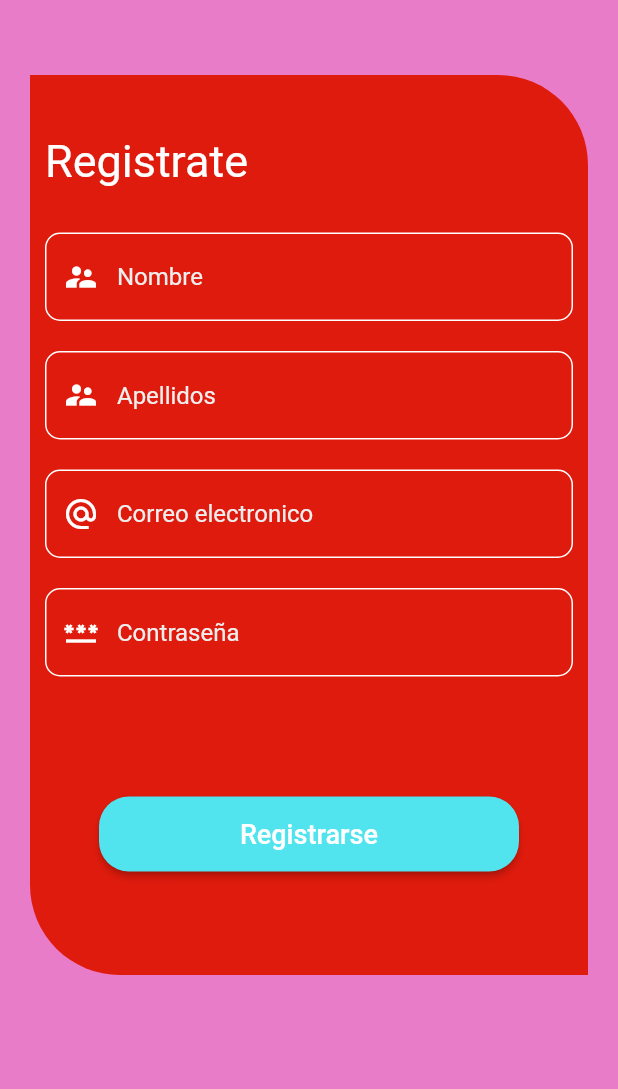
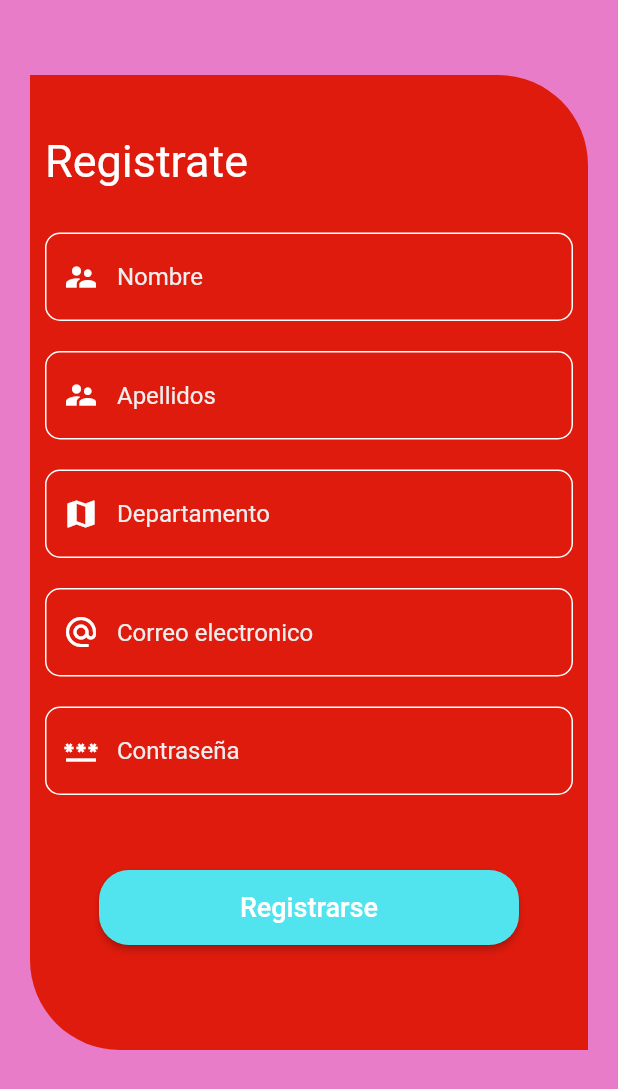
Before and after one commit to csullcap/Alerta-Mujer, a Flutter app: the Register screen opened by its route, on a phone screen of 412 x 824 dp. Shown: the top 1089 px of the screen. Run offline on Flutter 3.47's test engine with Material 2 defaults, Android fonts, the phone set to English and light mode, and no system bars.

Commit message:
deaprtamento pull

```diff
--- a/lib/pages/register.dart
+++ b/lib/pages/register.dart
@@ -15,7 +15,7 @@ class Register extends StatelessWidget {
                     ),
                     Container(
                       width: double.infinity,
-                      height: 600,
+                      height: 650,
                       decoration: BoxDecoration(
                           color: Color.fromARGB(255, 223, 27, 13),
                           borderRadius: BorderRadius.only(
@@ -106,6 +106,37 @@ class Register extends StatelessWidget {
                               TextField(
                                 style: TextStyle(color: Colors.white),
                                 decoration: InputDecoration(
+                                    hintText: "Departamento",
+                                    hintStyle: TextStyle(
+                                        color:
+                                            Color.fromARGB(255, 238, 238, 238)),
+                                    prefixIcon: Icon(
+                                      Icons.map,
+                                      color: Colors.white,
+                                    ),
+                                    enabledBorder: OutlineInputBorder(
+                                      borderSide: BorderSide(
+                                          color: Colors.white, width: 1),
+                                      borderRadius: BorderRadius.circular(10.0),
+                                    ),
+                                    border: OutlineInputBorder(
+                                        borderSide:
+                                            BorderSide(color: Colors.white),
+                                        borderRadius:
+                                            BorderRadius.circular(10.0)),
+                                    focusedBorder: new OutlineInputBorder(
+                                      borderRadius:
+                                          new BorderRadius.circular(10.0),
+                                      borderSide:
+                                          BorderSide(color: Colors.white),
+                                    )),
+                              ),
+                              SizedBox(
+                                height: 20,
+                              ),
+                              TextField(
+                                style: TextStyle(color: Colors.white),
+                                decoration: InputDecoration(
                                     hintText: "Correo electronico",
                                     hintStyle: TextStyle(
                                         color:
@@ -164,7 +195,7 @@ class Register extends StatelessWidget {
                                     )),
                               ),
                               SizedBox(
-                                height: 80,
+                                height: 50,
                               ),
                               Row(
                                 mainAxisAlignment: MainAxisAlignment.center,
```
